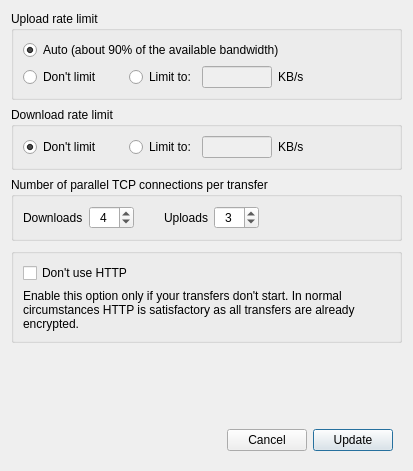
Qt form src/MEGASync/gui/linux/BandwidthSettings.ui (meganz/MEGAsync) before a commit.
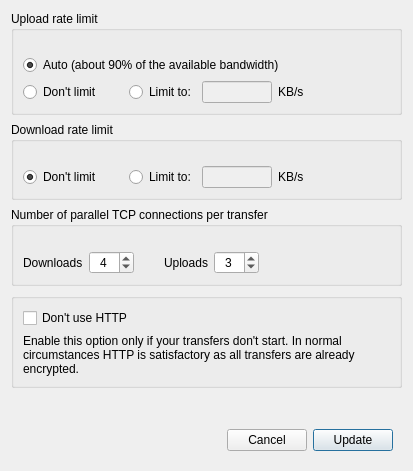
The same form after that commit.

Commit message:
Add a 24px top margin for QGroupBoxes on Linux
To circumvent around QTBUG-48778.

Patch:
```diff
--- a/src/MEGASync/gui/linux/BandwidthSettings.ui
+++ b/src/MEGASync/gui/linux/BandwidthSettings.ui
@@ -50,6 +50,9 @@
       <property name="verticalSpacing">
        <number>6</number>
       </property>
+      <property name="topMargin">
+       <number>24</number>
+      </property>
       <item row="0" column="0" colspan="2">
        <widget class="QRadioButton" name="rUploadAutoLimit">
         <property name="sizePolicy">
@@ -248,6 +251,9 @@
       <property name="horizontalSpacing">
        <number>16</number>
       </property>
+      <property name="topMargin">
+       <number>24</number>
+      </property>
       <item row="0" column="0">
        <widget class="QRadioButton" name="rDownloadNoLimit">
         <property name="sizePolicy">
@@ -391,6 +397,9 @@
       <string>Number of parallel TCP connections per transfer</string>
      </property>
      <layout class="QHBoxLayout" name="horizontalLayout">
+      <property name="topMargin">
+       <number>24</number>
+      </property>
       <item>
        <widget class="QLabel" name="lDownloadConnections">
         <property name="text">
```
The commit also changes 1 other file.
